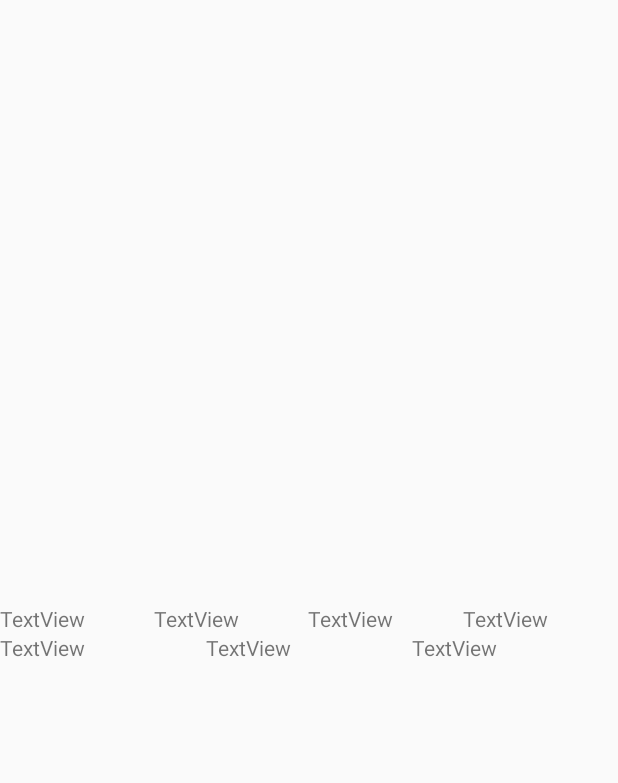
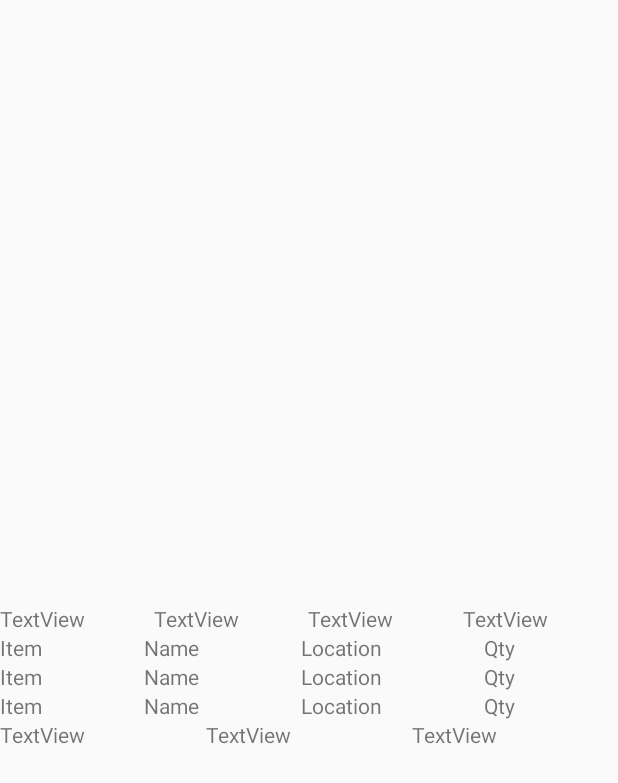
Before and after one commit to CodingByDay/AMS.Android, an Android app: the layout fragment_fixed_assets.xml on its own in the app's theme, with its tools: preview values and no code run, on a phone screen of 412 x 824 dp. Shown: the top 783 px of the screen. Run offline under Robolectric (Android 15) with nearby library versions, the phone set to English and light mode, and no system bars.

Commit message:
Fixed assets fragment implementation finished

```diff
--- a/app/src/main/java/com/example/uhf/MainFragmentHolder.java
+++ b/app/src/main/java/com/example/uhf/MainFragmentHolder.java
@@ -8,6 +8,8 @@ import androidx.fragment.app.FragmentTransaction;
 import android.content.Intent;
 import android.os.Bundle;
 
+import java.util.Objects;
+
 public class MainFragmentHolder extends AppCompatActivity {
     @Override
     protected void onCreate(Bundle savedInstanceState) {
@@ -15,7 +17,7 @@ public class MainFragmentHolder extends AppCompatActivity {
         setContentView(R.layout.activity_main_fragment_holder);
 
         // For now hide the action bar to get more space.
-        getSupportActionBar().hide();
+        Objects.requireNonNull(getSupportActionBar()).hide();
 
         Intent intent = getIntent();
         String fragment = intent.getStringExtra("fragment");
--- a/app/src/main/res/layout/fragment_fixed_assets.xml
+++ b/app/src/main/res/layout/fragment_fixed_assets.xml
@@ -53,10 +53,12 @@
 
     <androidx.recyclerview.widget.RecyclerView
         android:id="@+id/rwItems"
-        android:layout_width="wrap_content"
+        android:layout_width="match_parent"
         android:layout_height="wrap_content"
+        app:layout_constraintEnd_toEndOf="parent"
+        app:layout_constraintStart_toStartOf="parent"
         app:layout_constraintTop_toBottomOf="@+id/linearLayout3"
-        tools:layout_editor_absoluteX="186dp" >
+        tools:listitem="@layout/item">
 
 
     </androidx.recyclerview.widget.RecyclerView>
--- /dev/null
+++ b/app/src/main/res/layout/item.xml
@@ -0,0 +1,41 @@
+<?xml version="1.0" encoding="utf-8"?>
+<androidx.constraintlayout.widget.ConstraintLayout xmlns:android="http://schemas.android.com/apk/res/android"
+    xmlns:app="http://schemas.android.com/apk/res-auto"
+    android:layout_width="match_parent"
+    android:layout_height="wrap_content">
+
+    <LinearLayout
+        android:layout_width="match_parent"
+        android:layout_height="wrap_content"
+        android:orientation="horizontal"
+        app:layout_constraintTop_toTopOf="parent">
+
+        <TextView
+            android:id="@+id/tbItem"
+            android:layout_width="wrap_content"
+            android:layout_height="wrap_content"
+            android:layout_weight="1"
+            android:text="Item" />
+
+        <TextView
+            android:id="@+id/tbName"
+            android:layout_width="wrap_content"
+            android:layout_height="wrap_content"
+            android:layout_weight="1"
+            android:text="Name" />
+
+        <TextView
+            android:id="@+id/tbLocation"
+            android:layout_width="wrap_content"
+            android:layout_height="wrap_content"
+            android:layout_weight="1"
+            android:text="Location" />
+
+        <TextView
+            android:id="@+id/tbQty"
+            android:layout_width="wrap_content"
+            android:layout_height="wrap_content"
+            android:layout_weight="1"
+            android:text="Qty" />
+    </LinearLayout>
+</androidx.constraintlayout.widget.ConstraintLayout>
--- a/app/src/main/res/values/strings.xml
+++ b/app/src/main/res/values/strings.xml
@@ -2575,6 +2575,8 @@
     <string name="name_inventory">Naziv</string>
     <string name="location_inventory">Lokacija</string>
     <string name="qty_inventory">Kol</string>
+    <string name="scanning_inventory">Skeniraj</string>
+
 
 
 </resources>
```
Also changed, not shown: app/src/main/java/com/example/uhf/activity/InventoryActivity.java (+21 -1 lines), app/src/main/res/layout/inventory.xml (+7 -0 lines).
